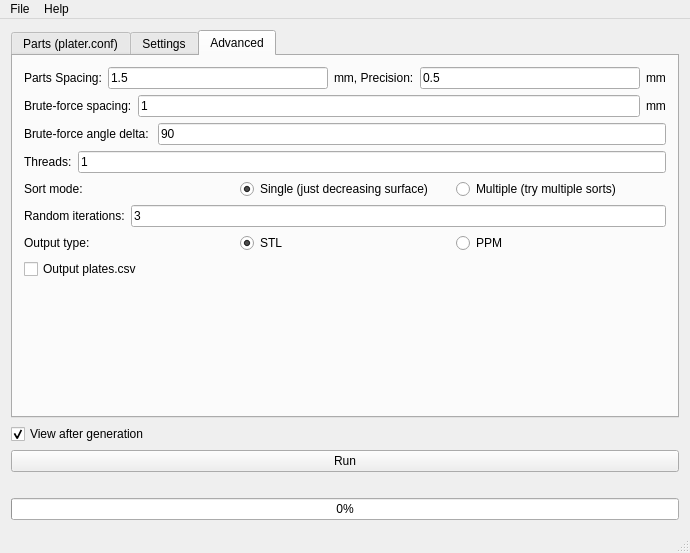
tlsomers/Plater, file gui/mainwindow.ui: the form before one commit.
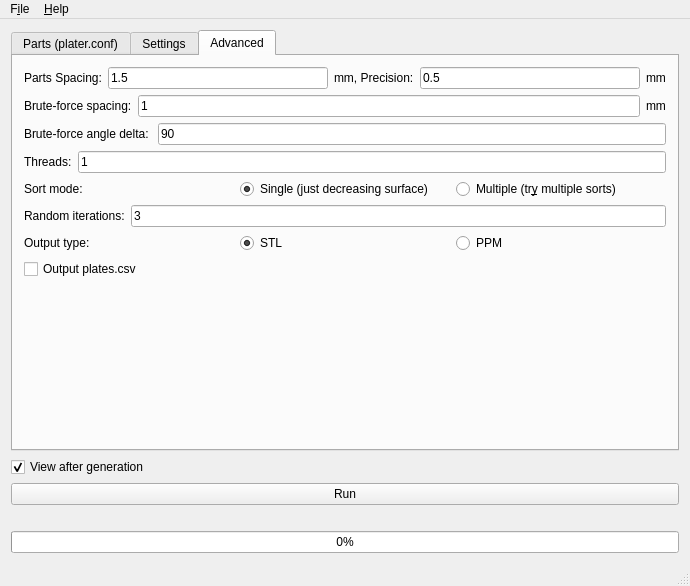
The form after the commit. The open tabs and pages were chosen to show the change. Icons and pictures are not drawn.

Commit message: Adding export/import of config.json

```diff
--- a/gui/mainwindow.ui
+++ b/gui/mainwindow.ui
@@ -7,7 +7,7 @@
     <x>0</x>
     <y>0</y>
     <width>690</width>
-    <height>553</height>
+    <height>586</height>
    </rect>
   </property>
   <property name="windowTitle">
@@ -325,7 +325,7 @@
           <item>
            <widget class="QRadioButton" name="multipleSort">
             <property name="text">
-             <string>Multiple (try multiple sorts)</string>
+             <string>Multiple (tr&amp;y multiple sorts)</string>
             </property>
             <attribute name="buttonGroup">
              <string notr="true">buttonGroup</string>
@@ -458,7 +458,7 @@
      <x>0</x>
      <y>0</y>
      <width>690</width>
-     <height>25</height>
+     <height>33</height>
     </rect>
    </property>
    <widget class="QMenu" name="menuAbout">
@@ -466,7 +466,7 @@
      <bool>false</bool>
     </property>
     <property name="title">
-     <string>Help</string>
+     <string>&amp;Help</string>
     </property>
     <property name="separatorsCollapsible">
      <bool>false</bool>
@@ -475,7 +475,7 @@
    </widget>
    <widget class="QMenu" name="menuFile">
     <property name="title">
-     <string>File</string>
+     <string>F&amp;ile</string>
     </property>
     <addaction name="actionOpen_plater_conf"/>
     <addaction name="actionSave"/>
```
Left out of the diff: 25 changed lines with no effect on the pictures. The commit also changes 2 other files.
